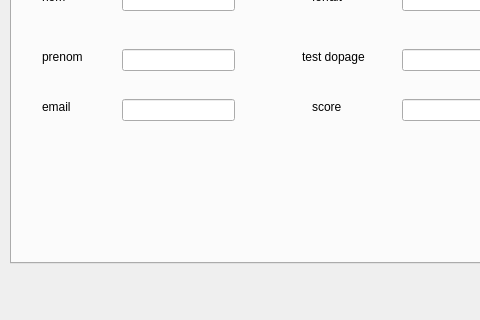
This is OneDrive/Bureau/gestiondessportif/mainwindow.ui in Haroun-Gaida/Olympic_Game_2A17 as Qt 5 draws it before an edit; both pictures show x 0 to 480 and y 167 to 487 of the 1199 by 642 pixel window. The edited form follows.
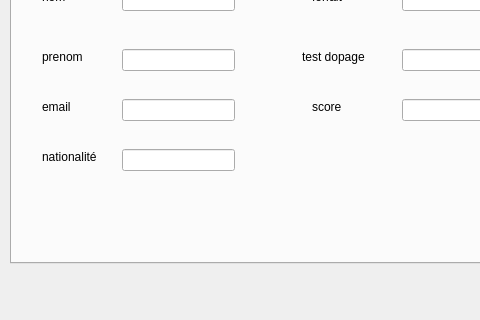
This is the edited form. The open tabs and pages were chosen to show the change.

```diff
--- a/OneDrive/Bureau/gestiondessportif/mainwindow.ui
+++ b/OneDrive/Bureau/gestiondessportif/mainwindow.ui
@@ -227,6 +227,29 @@
        </rect>
       </property>
      </widget>
+     <widget class="QLabel" name="label_26">
+      <property name="geometry">
+       <rect>
+        <x>30</x>
+        <y>260</y>
+        <width>71</width>
+        <height>16</height>
+       </rect>
+      </property>
+      <property name="text">
+       <string>nationalité</string>
+      </property>
+     </widget>
+     <widget class="QLineEdit" name="lena">
+      <property name="geometry">
+       <rect>
+        <x>110</x>
+        <y>260</y>
+        <width>113</width>
+        <height>22</height>
+       </rect>
+      </property>
+     </widget>
     </widget>
     <widget class="QWidget" name="tab_4">
      <attribute name="title">
```
Left out of the diff: 25 changed lines with no effect on the pictures.
